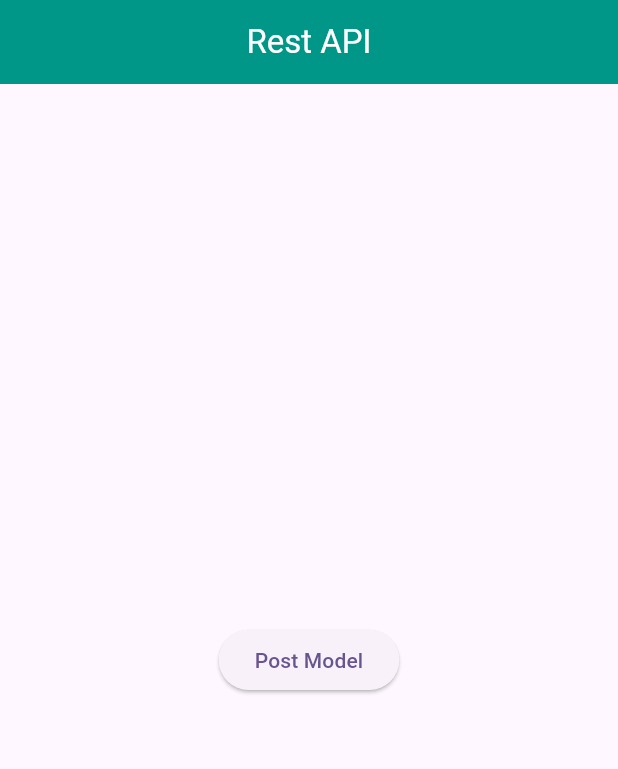
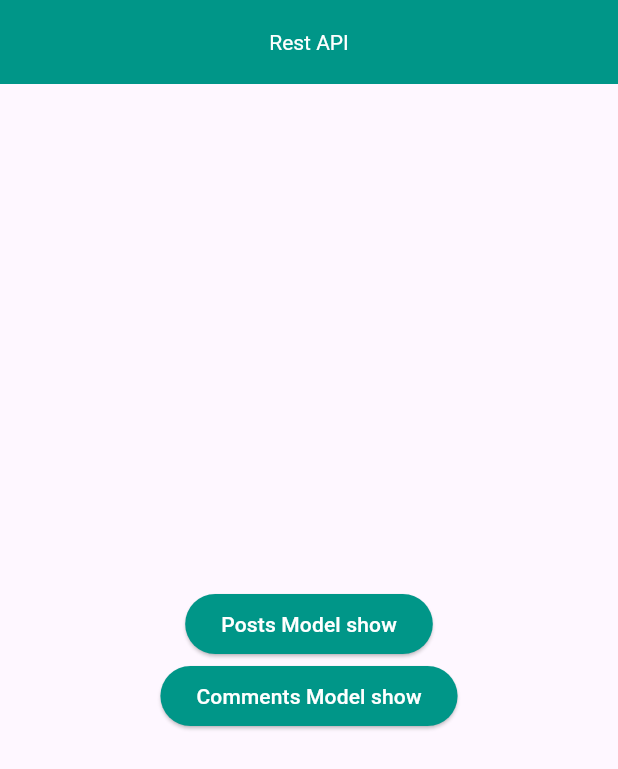
Before and after one commit to mdarifhosain214/Rest_APIs_Example, a Flutter app: the screen it shows after launch, on a phone screen of 412 x 824 dp. Shown: the top 769 px of the screen. Run offline on Flutter 3.47's test engine with Material 3 defaults, Android fonts, the phone set to English and light mode, and no system bars.

Commit message:
Fake API comments fetch is done.

```diff
--- a/lib/main.dart
+++ b/lib/main.dart
@@ -14,6 +14,12 @@ class MyApp extends StatelessWidget {
 
         colorScheme: ColorScheme.fromSeed(seedColor: Colors.deepPurple),
         useMaterial3: true,
+        appBarTheme: AppBarTheme(
+          centerTitle: true,
+              backgroundColor: Colors.teal,
+          titleTextStyle: TextStyle(color: Colors.white),
+          foregroundColor: Colors.white
+        )
       ),
       home: const HomeScreen(),
     );
--- a/lib/screens/home_screen.dart
+++ b/lib/screens/home_screen.dart
@@ -1,5 +1,7 @@
 import 'package:flutter/material.dart';
 import 'package:rest_api_example/screens/post_screen.dart';
+
+import 'comments_screen.dart';
 class HomeScreen extends StatefulWidget {
   const HomeScreen({super.key});
   @override
@@ -19,9 +21,16 @@ class _HomeScreenState extends State<HomeScreen> {
           crossAxisAlignment: CrossAxisAlignment.center,
           mainAxisAlignment: MainAxisAlignment.center,
           children: [
-            ElevatedButton(onPressed: (){
+            ElevatedButton(
+              style: ButtonStyle(backgroundColor: MaterialStateProperty.all(Colors.teal)),
+                onPressed: (){
               Navigator.push(context, MaterialPageRoute(builder: (context)=>const PostScreen()));
-            }, child: const Text('Post Model'))
+            }, child: const Text('Posts Model show',style: TextStyle(color: Colors.white),)),
+            ElevatedButton(
+              style: ButtonStyle(backgroundColor: MaterialStateProperty.all(Colors.teal)),
+                onPressed: (){
+              Navigator.push(context, MaterialPageRoute(builder: (context)=>const CommentsScreen()));
+            }, child: const Text('Comments Model show',style: TextStyle(color: Colors.white),)),
           ],
         ),
       ),
```
Also changed, not shown: lib/models/comments_model.dart (added, +27 -0 lines), lib/screens/comments_screen.dart (added, +64 -0 lines).
